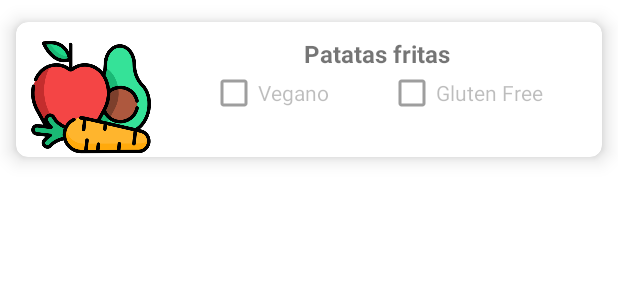
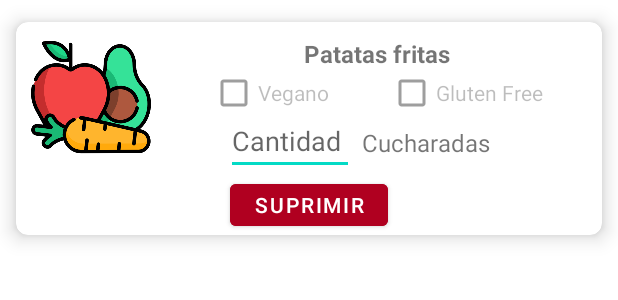
Before and after one commit to HugoFdezVega/ProyectoFinal, an Android app: the layout card_ingrediente.xml on its own in the app's theme, with its tools: preview values and no code run, on a phone screen of 412 x 824 dp. Shown: the top 300 px of the screen. Run offline under Robolectric (Android 15) with nearby library versions, the phone set to English and light mode, and no system bars.

Commit message:
- 26/04/23
- Terminamos la funcionalidad de elegir ingredientes en la activity para seleccionar y los agregamos a la activity para crear comidas
- Modificamos los cards para conseguir el scroll infinito

```diff
--- a/app/src/main/java/com/example/proyectofinal/model/adapters/ListaIngredientesAdapter.kt
+++ b/app/src/main/java/com/example/proyectofinal/model/adapters/listaIngredientes/ListaIngredientesAdapter.kt
@@ -1,4 +1,4 @@
-package com.example.proyectofinal.model.adapters
+package com.example.proyectofinal.model.adapters.listaIngredientes
 
 import android.view.LayoutInflater
 import android.view.ViewGroup
--- a/app/src/main/java/com/example/proyectofinal/model/adapters/ListaIngredientesViewHolder.kt
+++ b/app/src/main/java/com/example/proyectofinal/model/adapters/listaIngredientes/ListaIngredientesViewHolder.kt
@@ -1,4 +1,4 @@
-package com.example.proyectofinal.model.adapters
+package com.example.proyectofinal.model.adapters.listaIngredientes
 
 import android.net.Uri
 import android.view.View
--- a/app/src/main/java/com/example/proyectofinal/model/adapters/ListaPasosAdapter.kt
+++ b/app/src/main/java/com/example/proyectofinal/model/adapters/listaPasos/ListaPasosAdapter.kt
@@ -1,10 +1,9 @@
-package com.example.proyectofinal.model.adapters
+package com.example.proyectofinal.model.adapters.listaPasos
 
 import android.view.LayoutInflater
 import android.view.ViewGroup
 import androidx.recyclerview.widget.RecyclerView
 import com.example.proyectofinal.R
-import com.example.proyectofinal.model.Ingrediente
 
 class ListaPasosAdapter(var lista: MutableList<String>): RecyclerView.Adapter<ListaPasosViewHolder>() {
     override fun onCreateViewHolder(parent: ViewGroup, viewType: Int): ListaPasosViewHolder {
--- a/app/src/main/java/com/example/proyectofinal/model/adapters/ListaPasosViewHolder.kt
+++ b/app/src/main/java/com/example/proyectofinal/model/adapters/listaPasos/ListaPasosViewHolder.kt
@@ -1,4 +1,4 @@
-package com.example.proyectofinal.model.adapters
+package com.example.proyectofinal.model.adapters.listaPasos
 
 import android.view.View
 import androidx.recyclerview.widget.RecyclerView
--- a/app/src/main/java/com/example/proyectofinal/view/ListasFragment.kt
+++ b/app/src/main/java/com/example/proyectofinal/view/ListasFragment.kt
@@ -9,7 +9,6 @@ import android.view.ViewGroup
 import android.widget.CheckBox
 import android.widget.RadioButton
 import android.widget.SearchView
-import androidx.activity.viewModels
 import androidx.fragment.app.viewModels
 import androidx.lifecycle.Observer
 import androidx.recyclerview.widget.LinearLayoutManager
@@ -17,7 +16,7 @@ import androidx.recyclerview.widget.RecyclerView
 import com.example.proyectofinal.R
 import com.example.proyectofinal.model.Comida
 import com.example.proyectofinal.model.Ingrediente
-import com.example.proyectofinal.model.adapters.ListaIngredientesAdapter
+import com.example.proyectofinal.model.adapters.listaIngredientes.ListaIngredientesAdapter
 import com.example.proyectofinal.viewmodel.MainViewModel
 import com.google.android.material.floatingactionbutton.FloatingActionButton
 import dagger.hilt.android.AndroidEntryPoint
@@ -70,6 +69,7 @@ class ListasFragment : Fragment() {
     private fun onItemDelete(it: Int) {
     }
 
+
     private fun observarIngredientes() {
         vm.readIngredientes().observe(viewLifecycleOwner, Observer{
                 rvListas.adapter=adapterIngredientes
--- a/app/src/main/res/layout/activity_add_comida.xml
+++ b/app/src/main/res/layout/activity_add_comida.xml
@@ -4,7 +4,7 @@
     xmlns:tools="http://schemas.android.com/tools"
     android:id="@+id/scrollView"
     android:layout_width="match_parent"
-    android:layout_height="match_parent"
+    android:layout_height="wrap_content"
     android:background="@color/color1"
     tools:context=".view.AddComidaActivity">
 
@@ -26,7 +26,7 @@
 
       <androidx.constraintlayout.widget.ConstraintLayout
           android:layout_width="match_parent"
-          android:layout_height="match_parent">
+          android:layout_height="wrap_content">
 
         <ImageView
             android:id="@+id/ivComida"
@@ -109,6 +109,7 @@
             android:layout_height="wrap_content"
             android:layout_marginTop="1dp"
             android:minHeight="100dp"
+            android:nestedScrollingEnabled="true"
             app:layout_constraintEnd_toEndOf="parent"
             app:layout_constraintHorizontal_bias="0.0"
             app:layout_constraintStart_toStartOf="parent"
--- a/app/src/main/res/layout/card_ingrediente.xml
+++ b/app/src/main/res/layout/card_ingrediente.xml
@@ -39,13 +39,14 @@
         <EditText
             android:id="@+id/etCantidadIngredienteAdd"
             android:layout_width="85dp"
-            android:layout_height="39dp"
+            android:layout_height="40dp"
+            android:layout_marginStart="50dp"
             android:ems="10"
             android:hint="Cantidad"
             android:inputType="numberSigned"
-            android:visibility="gone"
-            app:layout_constraintTop_toBottomOf="@+id/cbVeganAdd"
-            tools:layout_editor_absoluteX="153dp" />
+            android:visibility="visible"
+            app:layout_constraintStart_toEndOf="@+id/ivIngredienteAdd"
+            app:layout_constraintTop_toBottomOf="@+id/cbVeganAdd" />
 
         <TextView
             android:id="@+id/tvUnidadIngredienteAdd"
@@ -54,7 +55,7 @@
             android:layout_marginStart="5dp"
             android:text="Cucharadas"
             android:textSize="16sp"
-            android:visibility="gone"
+            android:visibility="visible"
             app:layout_constraintBottom_toBottomOf="@+id/etCantidadIngredienteAdd"
             app:layout_constraintStart_toEndOf="@+id/etCantidadIngredienteAdd"
             app:layout_constraintTop_toTopOf="@+id/etCantidadIngredienteAdd"
@@ -94,7 +95,7 @@
             android:backgroundTint="@color/design_default_color_error"
             android:paddingBottom="4dp"
             android:text="Suprimir"
-            android:visibility="gone"
+            android:visibility="visible"
             app:layout_constraintEnd_toEndOf="parent"
             app:layout_constraintHorizontal_bias="0.5"
             app:layout_constraintStart_toStartOf="parent"
```
Also changed, not shown: app/src/main/java/com/example/proyectofinal/model/adapters/seleccionarIngr/SeleccionarIngrAdapter.kt (added, +23 -0 lines), app/src/main/java/com/example/proyectofinal/model/adapters/seleccionarIngr/SeleccionarIngrViewHolder.kt (added, +22 -0 lines), app/src/main/java/com/example/proyectofinal/view/AddComidaActivity.kt (+10 -6 lines), app/src/main/java/com/example/proyectofinal/view/SeleccionarIngredienteActivity.kt (+52 -2 lines), app/src/main/res/layout/activity_seleccionar_ingrediente.xml (+10 -0 lines).
